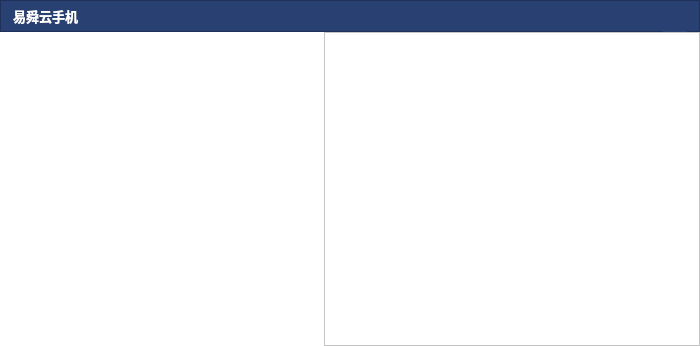
Before: the Qt Designer form loginwindow.ui in ZhouMei20220810/TEST, drawn with Qt 5.
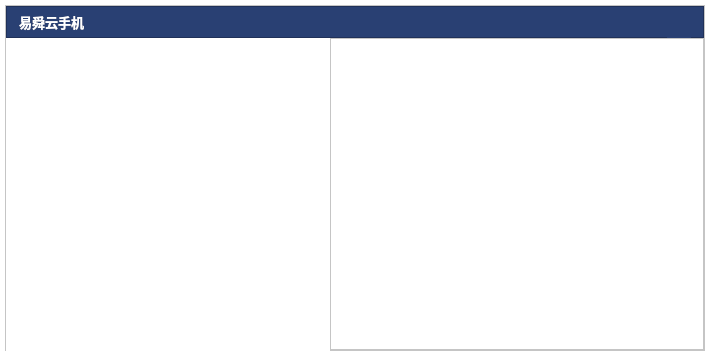
After: the same form once the commit is applied. Icons and pictures are not drawn.

Commit message: 登录界面增加阴影边框

What changed in the file:
```diff
--- a/loginwindow.ui
+++ b/loginwindow.ui
@@ -6,31 +6,58 @@
    <rect>
     <x>0</x>
     <y>0</y>
-    <width>700</width>
-    <height>346</height>
+    <width>710</width>
+    <height>356</height>
    </rect>
   </property>
   <property name="minimumSize">
    <size>
-    <width>700</width>
-    <height>346</height>
+    <width>710</width>
+    <height>356</height>
    </size>
   </property>
   <property name="maximumSize">
    <size>
-    <width>708</width>
-    <height>346</height>
+    <width>710</width>
+    <height>356</height>
    </size>
   </property>
   <property name="windowTitle">
    <string>LoginWindow</string>
   </property>
   <property name="styleSheet">
-   <string notr="true">QMainWindow{border-top-left-radius: 6px;border-top-right-radius: 6px;background-color:#FFFFFFFF;}</string>
+   <string notr="true">background:transparent;</string>
   </property>
   <widget class="QWidget" name="centralwidget">
    <property name="styleSheet">
-    <string notr="true">background-color:#FFFFFFFF;</string>
+    <string notr="true"/>
+   </property>
+   <layout class="QHBoxLayout" name="horizontalLayout_3">
+    <property name="spacing">
+     <number>0</number>
+    </property>
+    <property name="leftMargin">
+     <number>5</number>
+    </property>
+    <property name="topMargin">
+     <number>5</number>
+    </property>
+    <property name="rightMargin">
+     <number>5</number>
+    </property>
+    <property name="bottomMargin">
+     <number>5</number>
+    </property>
+    <item>
+     <widget class="QFrame" name="frame_3">
+      <property name="styleSheet">
+       <string notr="true">background-color:#FFFFFF;</string>
+      </property>
+      <property name="frameShape">
+       <enum>QFrame::StyledPanel</enum>
+      </property>
+      <property name="frameShadow">
+       <enum>QFrame::Raised</enum>
    </property>
    <layout class="QVBoxLayout" name="verticalLayout">
     <property name="spacing">
@@ -408,6 +435,9 @@
        </widget>
       </item>
      </layout>
+       </item>
+      </layout>
+     </widget>
     </item>
    </layout>
   </widget>
```
Lines whose indentation alone changed are shown as unchanged. The commit also changes 1 other file.
